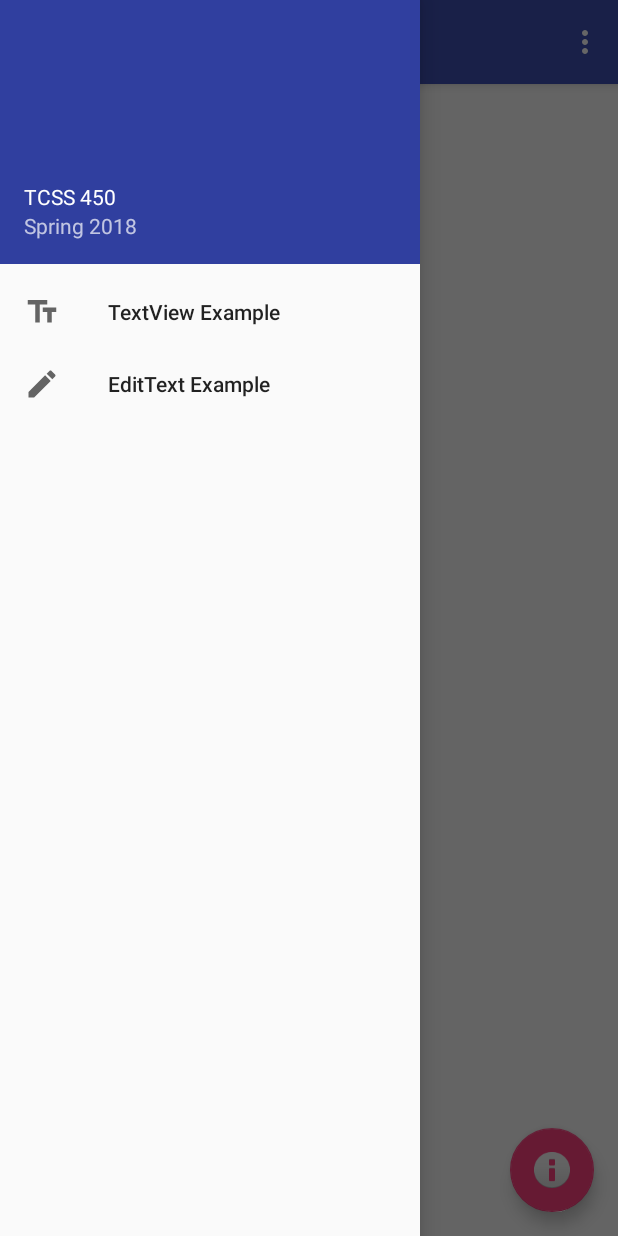
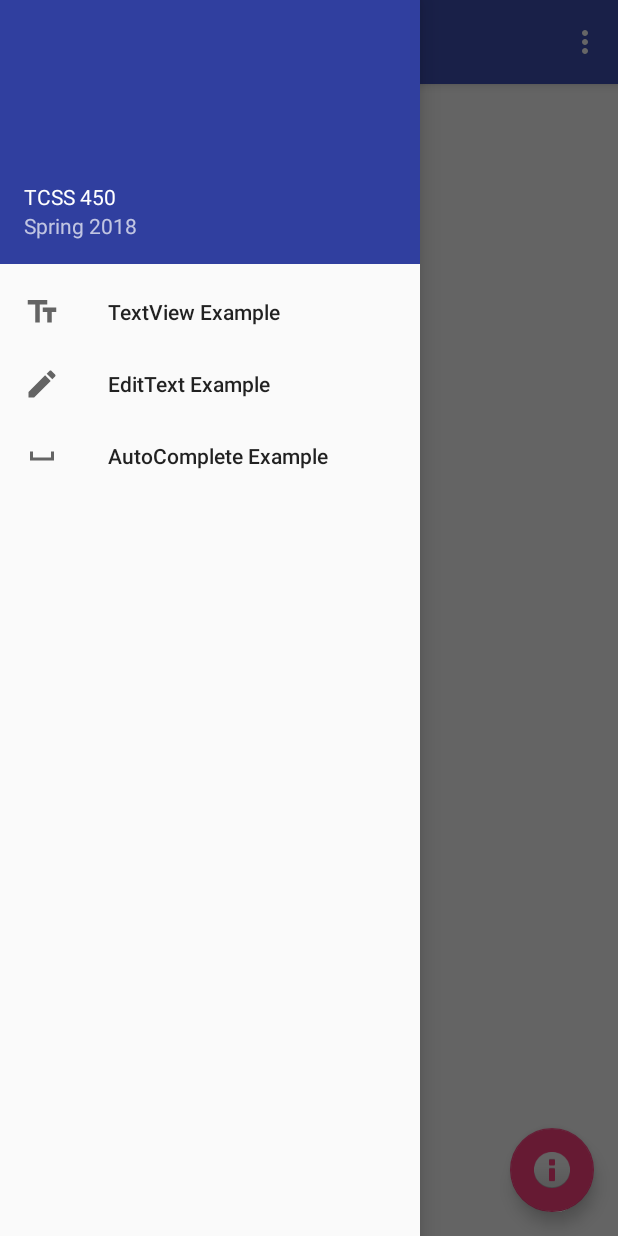
Before and after one commit to trinhpn/UILab, an Android app: the screen it shows after launch (MainActivity), with the side drawer open, on a phone screen of 412 x 824 dp. Run offline under Robolectric (Android 15) with nearby library versions, the phone set to English and light mode, and no system bars.

Commit message:
Step 43 completed.

```diff
--- a/app/src/main/java/group7/tcss450/uw/edu/uilab/MainActivity.java
+++ b/app/src/main/java/group7/tcss450/uw/edu/uilab/MainActivity.java
@@ -92,6 +92,8 @@ public class MainActivity extends AppCompatActivity
             loadFragment(new TextViewFragment());
         } else if (id == R.id.nav_edit_text) {
             loadFragment(new EditTextFragment());
+        } else if (id == R.id.nav_autocomplete) {
+            loadFragment(new AutoCompleteTextFragment());
         }
 
         DrawerLayout drawer = (DrawerLayout) findViewById(R.id.drawer_layout);
--- /dev/null
+++ b/app/src/main/res/drawable/ic_space_bar_black_24dp.xml
@@ -0,0 +1,9 @@
+<vector xmlns:android="http://schemas.android.com/apk/res/android"
+        android:width="24dp"
+        android:height="24dp"
+        android:viewportWidth="24.0"
+        android:viewportHeight="24.0">
+    <path
+        android:fillColor="#FF000000"
+        android:pathData="M18,9v4H6V9H4v6h16V9z"/>
+</vector>
--- a/app/src/main/res/layout/fragment_auto_complete_text.xml
+++ b/app/src/main/res/layout/fragment_auto_complete_text.xml
@@ -2,7 +2,6 @@
 <android.support.constraint.ConstraintLayout xmlns:android="http://schemas.android.com/apk/res/android"
     xmlns:app="http://schemas.android.com/apk/res-auto"
     xmlns:tools="http://schemas.android.com/tools"
-    android:id="@+id/frameLayout"
     android:layout_width="match_parent"
     android:layout_height="match_parent"
     tools:context=".AutoCompleteTextFragment">
@@ -12,7 +11,10 @@
         android:id="@+id/autoCompleteTextView"
         android:layout_width="wrap_content"
         android:layout_height="wrap_content"
-        android:text="AutoCompleteTextView"
+        android:completionThreshold="1"
+        android:hint="@string/auto_complete_hint"
+        app:layout_constraintEnd_toEndOf="parent"
+        app:layout_constraintHorizontal_bias="0.5"
         app:layout_constraintStart_toStartOf="parent"
         app:layout_constraintTop_toTopOf="parent" />
 </android.support.constraint.ConstraintLayout>
--- a/app/src/main/res/menu/activity_main_drawer.xml
+++ b/app/src/main/res/menu/activity_main_drawer.xml
@@ -11,4 +11,8 @@
         android:id="@+id/nav_edit_text"
         android:title="EditText Example"
         android:icon="@drawable/ic_edit_text" />
+    <item
+        android:id="@+id/nav_autocomplete"
+        android:title="AutoComplete Example"
+        android:icon="@drawable/ic_space_bar_black_24dp" />
 </menu>
--- a/app/src/main/res/values/strings.xml
+++ b/app/src/main/res/values/strings.xml
@@ -23,4 +23,5 @@
         <item>magenta</item>
     </string-array>
     <string name="auto_complete_hint">Choose a color</string>
+    <string name="hello_blank_fragment">HOME</string>
 </resources>
```
Also changed, not shown: app/src/main/java/group7/tcss450/uw/edu/uilab/AutoCompleteTextFragment.java (+13 -2 lines).
